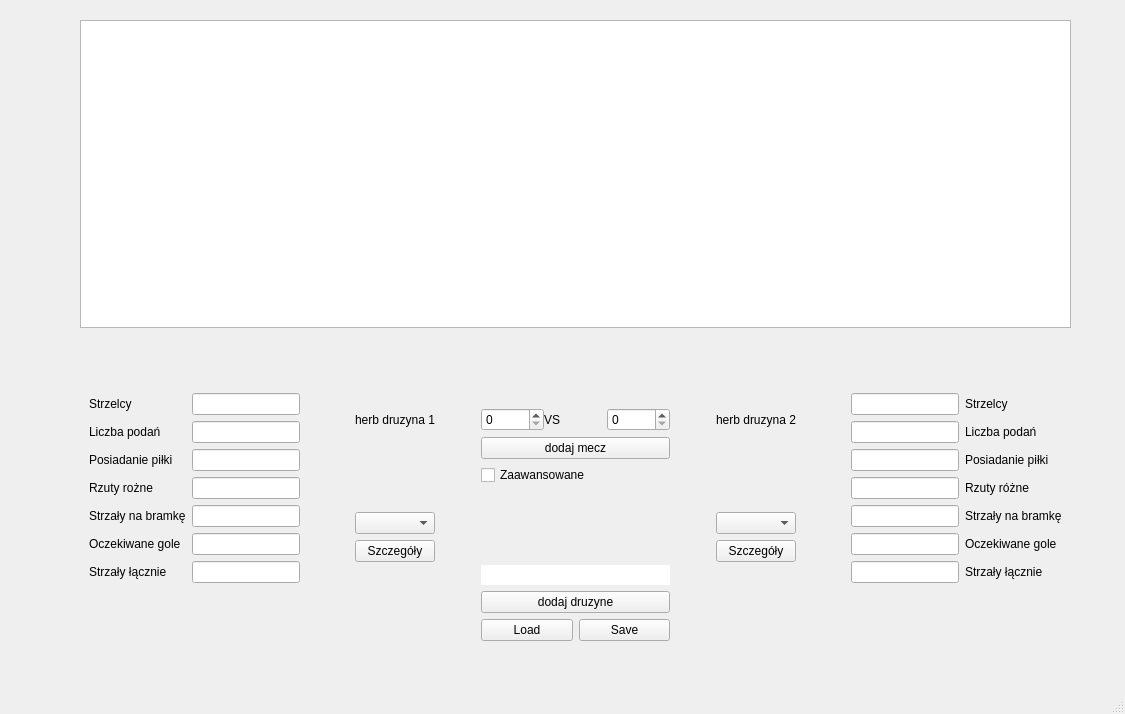
Kperp8/tournament-tracker-PL, file mainwindow.ui: the form before one commit.
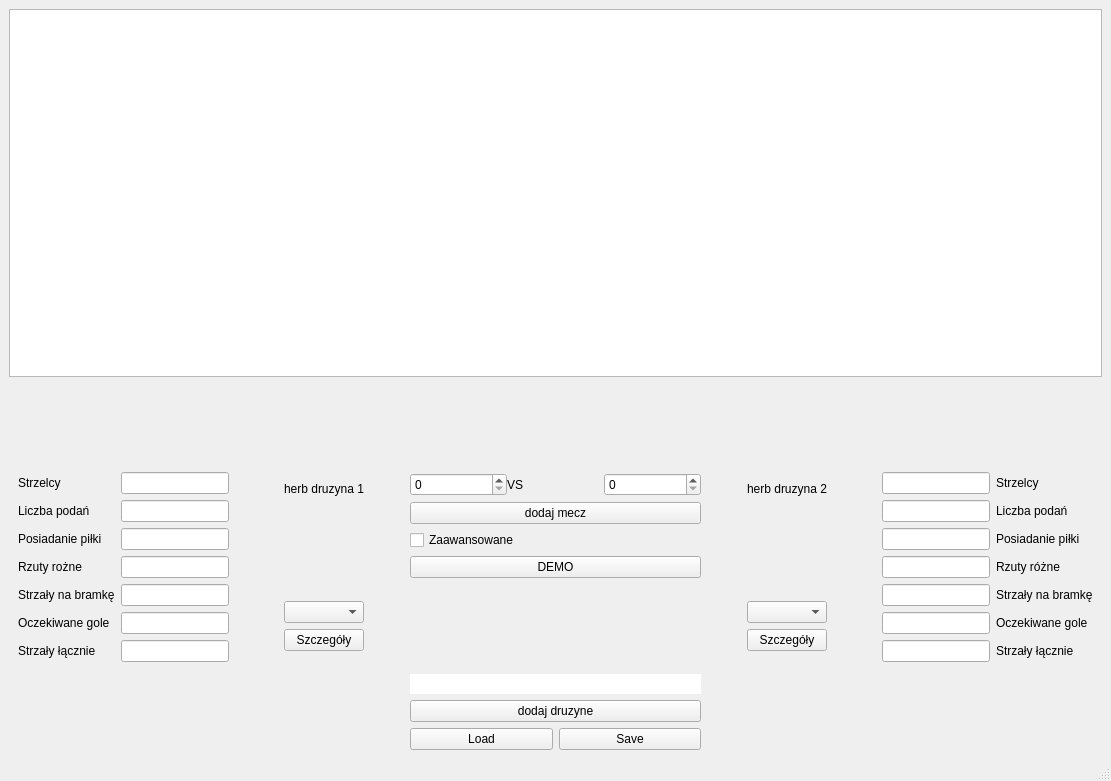
The form after the commit.

The edit to the form file:
```diff
--- a/mainwindow.ui
+++ b/mainwindow.ui
@@ -6,23 +6,16 @@
    <rect>
     <x>0</x>
     <y>0</y>
-    <width>1125</width>
-    <height>714</height>
+    <width>1111</width>
+    <height>781</height>
    </rect>
   </property>
   <property name="windowTitle">
    <string>MainWindow</string>
   </property>
   <widget class="QWidget" name="centralwidget">
-   <widget class="QWidget" name="verticalLayoutWidget">
-    <property name="geometry">
-     <rect>
-      <x>80</x>
-      <y>20</y>
-      <width>991</width>
-      <height>621</height>
-     </rect>
-    </property>
+   <layout class="QVBoxLayout" name="verticalLayout_7">
+    <item>
     <layout class="QVBoxLayout" name="verticalLayout">
      <item>
       <widget class="QTableView" name="scoresTable"/>
@@ -221,7 +214,7 @@
         </spacer>
        </item>
        <item>
-        <layout class="QVBoxLayout" name="verticalLayout_4" stretch="0,0,0,0,0,0,0,0">
+         <layout class="QVBoxLayout" name="verticalLayout_4" stretch="0,0,0,0,0,0,0,0,0">
          <item>
           <spacer name="verticalSpacer_8">
            <property name="orientation">
@@ -275,6 +268,13 @@
            </property>
           </widget>
          </item>
+          <item>
+           <widget class="QPushButton" name="DEMO">
+            <property name="text">
+             <string>DEMO</string>
+            </property>
+           </widget>
+          </item>
          <item>
           <spacer name="verticalSpacer_9">
            <property name="orientation">
@@ -531,7 +531,8 @@
       </layout>
      </item>
     </layout>
-   </widget>
+    </item>
+   </layout>
   </widget>
   <widget class="QMenuBar" name="menubar">
    <property name="geometry">
```
Left out of the diff: 6 changed lines with no effect on the pictures. Lines whose indentation alone changed are shown as unchanged.
